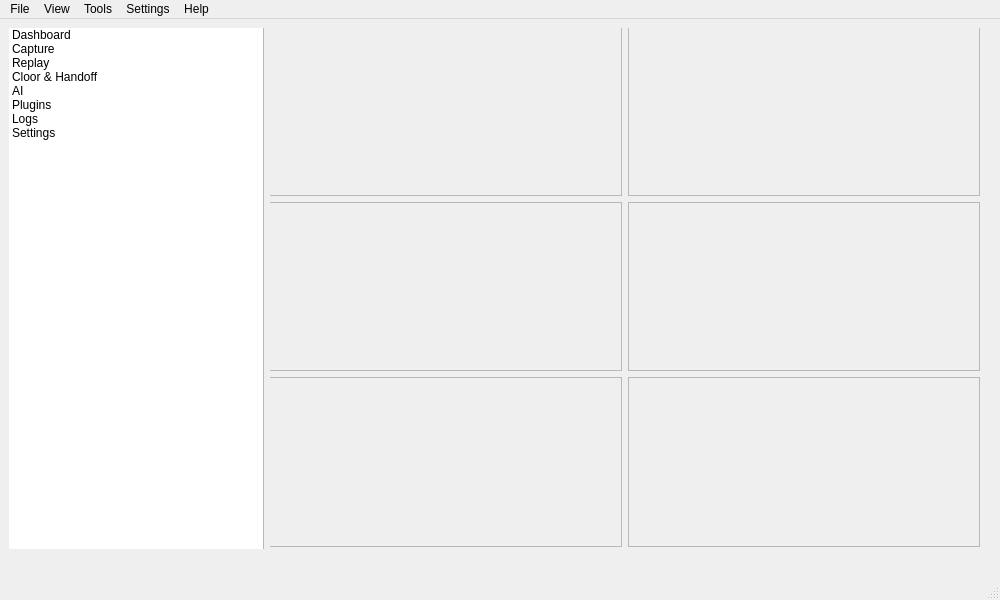
The window that src/trivox_conductor/ui/qt/source/main_window.ui (trivox-io/trivox-conductor) describes before a commit, drawn with Qt 5.
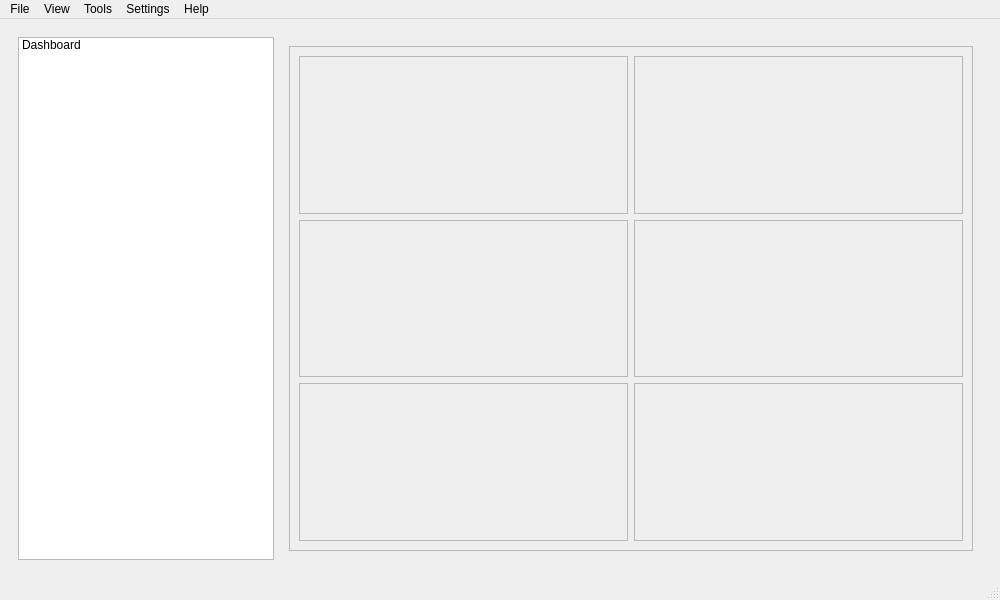
The same window after the commit.

Commit message: Refactor UI components and enhance dashboard functionality

```diff
--- a/src/trivox_conductor/ui/qt/source/main_window.ui
+++ b/src/trivox_conductor/ui/qt/source/main_window.ui
@@ -14,87 +14,52 @@
    <string>MainWindow</string>
   </property>
   <widget class="QWidget" name="centralwidget">
-   <widget class="QWidget" name="">
-    <property name="geometry">
-     <rect>
-      <x>9</x>
-      <y>9</y>
-      <width>971</width>
-      <height>521</height>
-     </rect>
-    </property>
-    <layout class="QVBoxLayout" name="mainV">
-     <property name="sizeConstraint">
-      <enum>QLayout::SizeConstraint::SetDefaultConstraint</enum>
-     </property>
+   <layout class="QHBoxLayout" name="horizontalLayout">
      <item>
       <widget class="QWidget" name="mainRow" native="true">
-       <widget class="QWidget" name="horizontalLayoutWidget">
-        <property name="geometry">
-         <rect>
-          <x>-1</x>
-          <y>-1</y>
-          <width>991</width>
-          <height>541</height>
-         </rect>
-        </property>
-        <layout class="QHBoxLayout" name="mainH">
-         <item alignment="Qt::AlignmentFlag::AlignLeft">
+      <property name="enabled">
+       <bool>true</bool>
+      </property>
+      <layout class="QHBoxLayout" name="mainRowLayout">
+       <item>
           <widget class="QListWidget" name="navList">
+         <property name="sizePolicy">
+          <sizepolicy hsizetype="Fixed" vsizetype="Expanding">
+           <horstretch>0</horstretch>
+           <verstretch>0</verstretch>
+          </sizepolicy>
+         </property>
+         <property name="minimumSize">
+          <size>
+           <width>120</width>
+           <height>0</height>
+          </size>
+         </property>
+         <property name="maximumSize">
+          <size>
+           <width>300</width>
+           <height>16777215</height>
+          </size>
+         </property>
            <item>
             <property name="text">
              <string>Dashboard</string>
             </property>
            </item>
-           <item>
-            <property name="text">
-             <string>Capture</string>
-            </property>
-           </item>
-           <item>
-            <property name="text">
-             <string>Replay</string>
-            </property>
-           </item>
-           <item>
-            <property name="text">
-             <string>Cloor &amp; Handoff</string>
-            </property>
-           </item>
-           <item>
-            <property name="text">
-             <string>AI</string>
-            </property>
-           </item>
-           <item>
-            <property name="text">
-             <string>Plugins</string>
-            </property>
-           </item>
-           <item>
-            <property name="text">
-             <string>Logs</string>
-            </property>
-           </item>
-           <item>
-            <property name="text">
-             <string>Settings</string>
-            </property>
-           </item>
           </widget>
          </item>
          <item>
           <widget class="QStackedWidget" name="stack">
+         <property name="sizePolicy">
+          <sizepolicy hsizetype="Expanding" vsizetype="Expanding">
+           <horstretch>0</horstretch>
+           <verstretch>0</verstretch>
+          </sizepolicy>
+         </property>
            <widget class="QWidget" name="pageDashboard">
+          <layout class="QVBoxLayout" name="pageDashboardLayout">
+           <item>
             <widget class="QScrollArea" name="dashScroll">
-             <property name="geometry">
-              <rect>
-               <x>-1</x>
-               <y>-1</y>
-               <width>731</width>
-               <height>541</height>
-              </rect>
-             </property>
              <property name="widgetResizable">
               <bool>true</bool>
              </property>
@@ -103,17 +68,8 @@
                <rect>
                 <x>0</x>
                 <y>0</y>
-                <width>729</width>
-                <height>539</height>
-               </rect>
-              </property>
-              <widget class="QWidget" name="gridLayoutWidget">
-               <property name="geometry">
-                <rect>
-                 <x>-1</x>
-                 <y>-1</y>
-                 <width>711</width>
-                 <height>521</height>
+                <width>682</width>
+                <height>490</height>
                 </rect>
                </property>
                <layout class="QGridLayout" name="gridLayout">
@@ -180,16 +136,6 @@
                </layout>
               </widget>
              </widget>
-            </widget>
-           </widget>
-           <widget class="QWidget" name="pageReplay"/>
-           <widget class="QWidget" name="pageColorHandoff"/>
-           <widget class="QWidget" name="pageAI"/>
-           <widget class="QWidget" name="pagePlugins"/>
-           <widget class="QWidget" name="pageLogs"/>
-           <widget class="QWidget" name="pageSettings"/>
-           <widget class="QWidget" name="pageCapture"/>
-          </widget>
          </item>
         </layout>
        </widget>
@@ -197,6 +143,8 @@
      </item>
     </layout>
    </widget>
+    </item>
+   </layout>
   </widget>
   <widget class="QMenuBar" name="menubar">
    <property name="geometry">
```
Left out of the diff: 40 changed lines with no effect on the pictures. Lines whose indentation alone changed are shown as unchanged. The commit also changes 21 other files.
